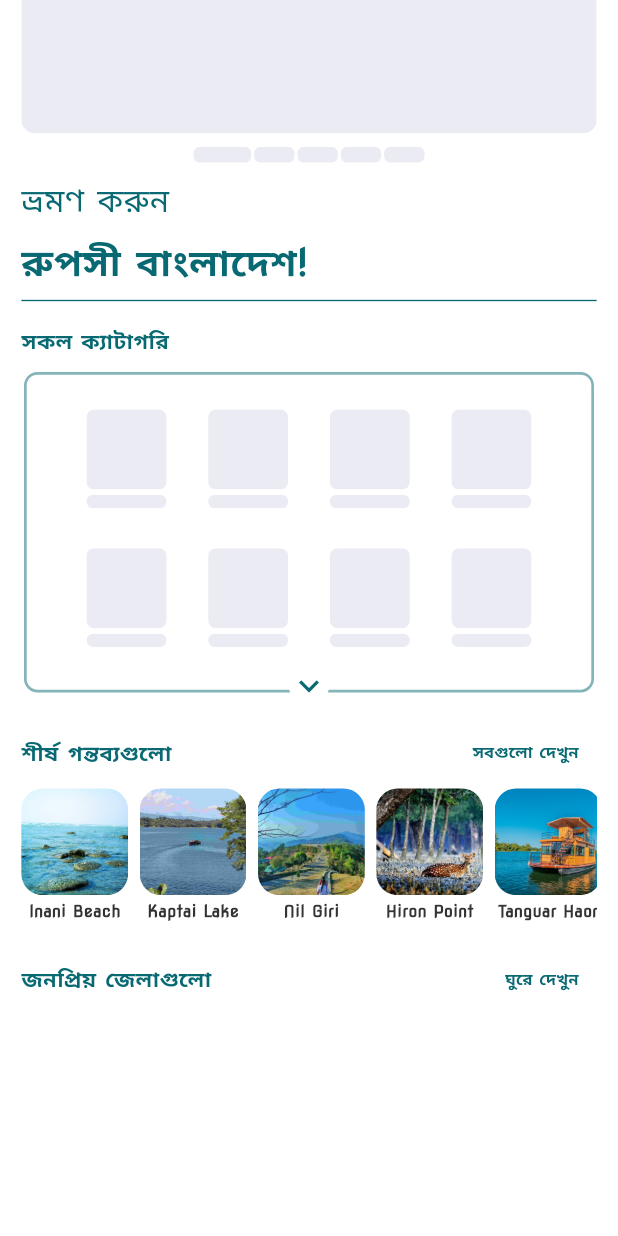
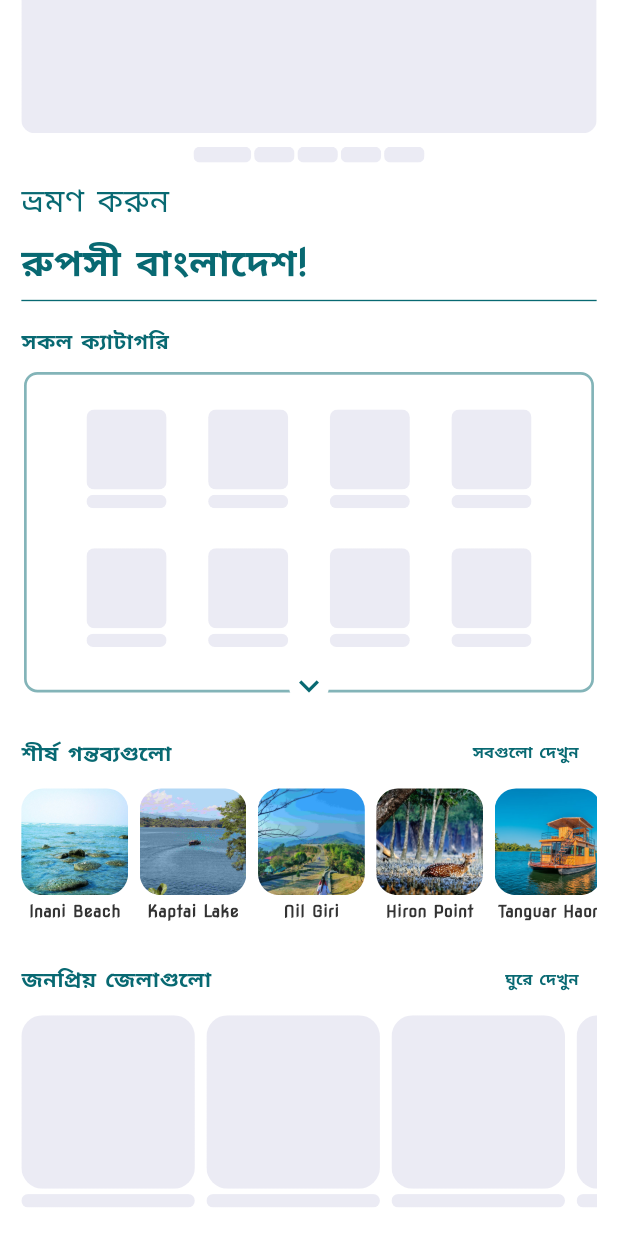
Before and after one commit to theove46/dristi, a Flutter app: the HomeScreen screen opened by its route, scrolled down 171 dp, on a phone screen of 412 x 824 dp. Run offline on Flutter 3.47's test engine with Material 3 defaults, Android fonts, the phone set to English and light mode, and no system bars; drawn by our look-alikes of shimmer; our stand-ins replace carousel_slider, dio, equatable, flutter_riverpod, flutter_screenutil, flutter_svg and 3 more; accounts and stored records are empty; generated files the repository leaves out were written again.

Commit message:
feat: Added Popular district shimmer

```diff
--- a/dristi/lib/src/core/widgets/shimmers.dart
+++ b/dristi/lib/src/core/widgets/shimmers.dart
@@ -16,47 +16,99 @@ const gradient = LinearGradient(
   stops: [0.1, 0.3, 0.4],
 );
 
-Widget buildSliderShimmer() {
+Widget buildShimmer({
+  required double height,
+  required double width,
+  Widget? child,
+}) {
   return Shimmer(
     gradient: gradient,
     child: SizedBox(
+      height: height,
+      width: width,
+      child: child,
+    ),
+  );
+}
+
+Widget buildShimmerContainer({
+  required double height,
+  required double width,
+  required double borderRadius,
+}) {
+  return ClipRRect(
+    borderRadius: BorderRadius.circular(borderRadius),
+    child: Container(
+      height: height,
+      width: width,
+      color: UIColors.white,
+    ),
+  );
+}
+
+Widget buildSquareHorizontalListShimmer({
+  required double height,
+  required double itemSize,
+  required int itemCount,
+}) {
+  return buildShimmer(
+    height: height,
+    width: double.infinity,
+    child: ListView.builder(
+      scrollDirection: Axis.horizontal,
+      itemCount: itemCount,
+      itemBuilder: (context, index) {
+        return Padding(
+          padding: EdgeInsets.only(right: AppValues.dimen_8.w),
+          child: Column(
+            children: [
+              buildShimmerContainer(
+                height: itemSize,
+                width: itemSize,
+                borderRadius: AppValues.dimen_16.r,
+              ),
+              SizedBox(height: AppValues.dimen_4.h),
+              buildShimmerContainer(
+                height: AppValues.dimen_10.r,
+                width: itemSize,
+                borderRadius: AppValues.dimen_6.r,
+              ),
+            ],
+          ),
+        );
+      },
+    ),
+  );
+}
+
+Widget buildSliderShimmer() {
+  return buildShimmer(
     height: AppValues.dimen_220.h,
     width: double.infinity,
-      child: ClipRRect(
-        borderRadius: BorderRadius.all(
-          Radius.circular(AppValues.dimen_10.r),
-        ),
-        child: Container(
+    child: buildShimmerContainer(
       height: AppValues.dimen_220.h,
-          color: UIColors.white,
-        ),
-      ),
+      width: double.infinity,
+      borderRadius: AppValues.dimen_10.r,
     ),
   );
 }
 
 Widget buildSliderIndicatorShimmer() {
-  return Shimmer(
-    gradient: gradient,
+  return buildShimmer(
+    height: AppValues.dimen_12.h,
+    width: double.infinity,
     child: Row(
       mainAxisAlignment: MainAxisAlignment.center,
-      children: List.generate(
-        5,
-        (index) => Padding(
+      children: List.generate(5, (index) {
+        return Padding(
           padding: EdgeInsets.symmetric(horizontal: AppValues.dimen_1.w),
-          child: Container(
+          child: buildShimmerContainer(
             height: AppValues.dimen_12.h,
             width: index == 0 ? AppValues.dimen_40.w : AppValues.dimen_28.w,
-            decoration: BoxDecoration(
-              color: UIColors.white,
-              borderRadius: BorderRadius.circular(AppValues.dimen_5.r),
-              border: Border.all(
-                color: UIColors.white,
+            borderRadius: AppValues.dimen_5.r,
           ),
-            ),
-          ),
-        ),
-      ),
+        );
+      }),
     ),
   );
 }
@@ -93,22 +145,16 @@ Widget buildCategoriesShimmer() {
                 child: Column(
                   mainAxisAlignment: MainAxisAlignment.center,
                   children: [
-                    ClipRRect(
-                      borderRadius: BorderRadius.circular(AppValues.dimen_6.r),
-                      child: Container(
+                    buildShimmerContainer(
                       width: AppValues.dimen_60.r,
                       height: AppValues.dimen_60.r,
-                        color: UIColors.white,
-                      ),
+                      borderRadius: AppValues.dimen_6.r,
                     ),
                     SizedBox(height: AppValues.dimen_4.h),
-                    ClipRRect(
-                      borderRadius: BorderRadius.circular(AppValues.dimen_6.r),
-                      child: Container(
+                    buildShimmerContainer(
+                      width: AppValues.dimen_60.r,
                       height: AppValues.dimen_10.r,
-                        width: AppValues.dimen_60.r,
-                        color: UIColors.white,
-                      ),
+                      borderRadius: AppValues.dimen_6.r,
                     ),
                   ],
                 ),
@@ -122,40 +168,17 @@ Widget buildCategoriesShimmer() {
 }
 
 Widget buildTopDestinationsShimmer() {
-  return Shimmer(
-    gradient: gradient,
-    child: SizedBox(
+  return buildSquareHorizontalListShimmer(
     height: AppValues.dimen_100.h,
-      child: ListView.builder(
-        scrollDirection: Axis.horizontal,
+    itemSize: AppValues.dimen_80.r,
     itemCount: 6,
-        itemBuilder: (context, index) {
-          return Padding(
-            padding: EdgeInsets.only(right: AppValues.dimen_8.w),
-            child: Column(
-              children: [
-                ClipRRect(
-                  borderRadius: BorderRadius.circular(AppValues.dimen_16.r),
-                  child: Container(
-                    height: AppValues.dimen_80.r,
-                    width: AppValues.dimen_80.r,
-                    color: UIColors.white,
-                  ),
-                ),
-                SizedBox(height: AppValues.dimen_4.h),
-                ClipRRect(
-                  borderRadius: BorderRadius.circular(AppValues.dimen_6.r),
-                  child: Container(
-                    height: AppValues.dimen_10.r,
-                    width: AppValues.dimen_80.r,
-                    color: UIColors.white,
-                  ),
-                ),
-              ],
-            ),
-          );
-        },
-      ),
-    ),
   );
 }
+
+Widget buildPopularDistrictsShimmer() {
+  return buildSquareHorizontalListShimmer(
+    height: AppValues.dimen_150.h,
+    itemSize: AppValues.dimen_130.r,
+    itemCount: 6,
+  );
+}
--- a/dristi/lib/src/features/home/categories/presentations/riverpod/categories_notifier.dart
+++ b/dristi/lib/src/features/home/categories/presentations/riverpod/categories_notifier.dart
@@ -17,6 +17,7 @@ class CategoriesNotifier extends Notifier<CategoriesState> {
       state = state.copyWith(
         status: CategoriesStatus.loading,
       );
+
       final response = await useCase.getCategoriesComponents();
 
       if (response.isNotEmpty) {
--- a/dristi/lib/src/features/home/popular_districts/presentations/widgets/popular_districts_builder.dart
+++ b/dristi/lib/src/features/home/popular_districts/presentations/widgets/popular_districts_builder.dart
@@ -2,7 +2,9 @@ import 'package:dristi/src/core/constants/app_values.dart';
 import 'package:dristi/src/core/services/routes/app_routes.dart';
 import 'package:dristi/src/core/theme/text_styles.dart';
 import 'package:dristi/src/core/utils/localization_ext.dart';
+import 'package:dristi/src/core/widgets/shimmers.dart';
 import 'package:dristi/src/features/home/home_screen/riverpod/home_provider.dart';
+import 'package:dristi/src/features/home/popular_districts/presentations/riverpod/popular_districts_state.dart';
 import 'package:flutter/material.dart';
 import 'package:flutter_riverpod/flutter_riverpod.dart';
 import 'package:flutter_screenutil/flutter_screenutil.dart';
@@ -53,10 +55,14 @@ class _PopularCitiesBuilderState
   Widget _buildDestinations() {
     final popularDistricts = ref.watch(popularDistrictProvider);
 
+    if (popularDistricts.status != PopularDistrictsStatus.success ||
+        popularDistricts.data == null) {
+      return buildPopularDistrictsShimmer();
+    }
+
     return SizedBox(
       height: AppValues.dimen_150.h,
-      child: popularDistricts.data != null
-          ? ListView.builder(
+      child: ListView.builder(
         scrollDirection: Axis.horizontal,
         itemCount: popularDistricts.data.length,
         itemBuilder: (context, index) {
@@ -68,8 +74,7 @@ class _PopularCitiesBuilderState
               child: Column(
                 children: [
                   ClipRRect(
-                          borderRadius:
-                              BorderRadius.circular(AppValues.dimen_16.r),
+                    borderRadius: BorderRadius.circular(AppValues.dimen_16.r),
                     child: Image.network(
                       item.image,
                       width: AppValues.dimen_130.r,
@@ -87,8 +92,7 @@ class _PopularCitiesBuilderState
             ),
           );
         },
-            )
-          : Container(),
+      ),
     );
   }
 
```
Also changed, not shown: dristi/lib/src/features/home/popular_districts/presentations/riverpod/popular_districts_notifier.dart (+7 -4 lines), dristi/lib/src/features/home/popular_districts/presentations/riverpod/popular_districts_state.dart (+4 -4 lines). Lines whose indentation alone changed are shown as unchanged.
